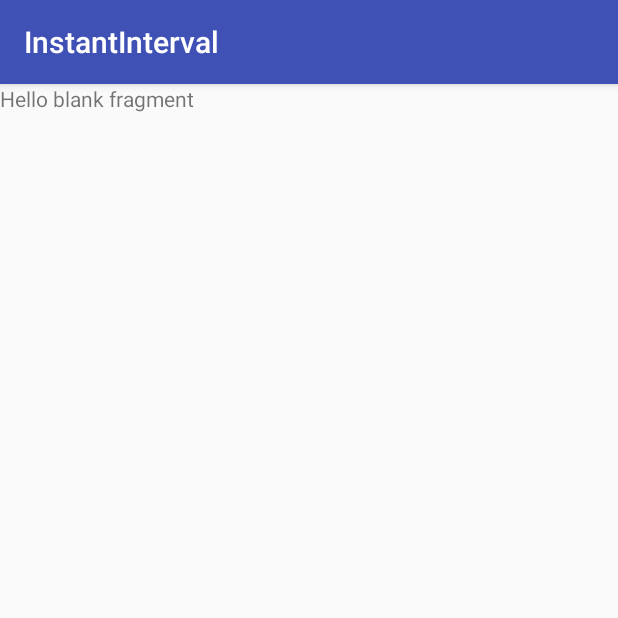
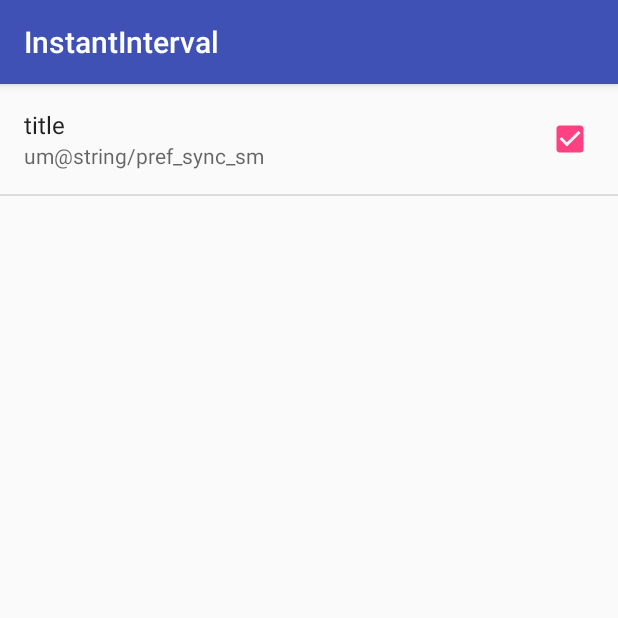
Before and after one commit to phhenning/InstantInterval, an Android app: the screen it shows after launch (SettingsActivity), in the options menu, after a tap on "Settings", on a phone screen of 412 x 824 dp, the top half of it. Run offline under Robolectric (Android 15) with nearby library versions, the phone set to English and light mode, and no system bars.

Commit message:
pref not crashing anymore

```diff
--- a/app/src/main/java/com/henning/pieter/instantinterval/HomeActivity.java
+++ b/app/src/main/java/com/henning/pieter/instantinterval/HomeActivity.java
@@ -1,7 +1,6 @@
 package com.henning.pieter.instantinterval;
 
 import android.Manifest;
-import android.app.Activity;
 import android.app.Notification;
 import android.bluetooth.le.BluetoothLeScanner;
 import android.bluetooth.le.ScanCallback;
@@ -17,21 +16,15 @@ import android.support.v4.app.NotificationCompat;
 import android.support.v4.app.NotificationManagerCompat;
 import android.support.v7.app.AppCompatActivity;
 import android.os.Bundle;
-import android.support.v7.widget.RecyclerView;
-import android.support.v7.widget.StaggeredGridLayoutManager;
-import android.support.v7.widget.Toolbar;
-import android.util.Log;
 import android.view.Menu;
 import android.view.MenuItem;
 import android.view.View;
 import android.widget.Button;
-import android.widget.EditText;
 import android.widget.TextView;
 import android.widget.Toast;
 
 import java.nio.ByteBuffer;
 import java.text.SimpleDateFormat;
-import java.util.Arrays;
 import java.util.Calendar;
 import java.util.Random;
 import java.util.UUID;
@@ -81,14 +74,19 @@ public class HomeActivity extends AppCompatActivity {
         super.onCreate(savedInstanceState);
         setContentView(R.layout.activity_home);
 
-        mBluetoothAdapter = BluetoothAdapter.getDefaultAdapter();
-//        verifyBluetooth();
-        mBluetoothLeScanner = mBluetoothAdapter.getBluetoothLeScanner();
-        setScanFilter();
-        setScanSettings();
+        // Display the fragment as the main content.
+        getFragmentManager().beginTransaction()
+                .replace(android.R.id.content, new SettingsFragment ())
+                .commit();
 
-//        mBluetoothLeScanner.startScan(Arrays.asList(mScanFilter), mScanSettings, mScanCallback);
-        mBluetoothLeScanner.startScan( mScanCallback);
+//        mBluetoothAdapter = BluetoothAdapter.getDefaultAdapter();
+////        verifyBluetooth();
+//        mBluetoothLeScanner = mBluetoothAdapter.getBluetoothLeScanner();
+//        setScanFilter();
+//        setScanSettings();
+//
+////        mBluetoothLeScanner.startScan(Arrays.asList(mScanFilter), mScanSettings, mScanCallback);
+//        mBluetoothLeScanner.startScan( mScanCallback);
 
         final Button button = (Button)findViewById(R.id.buttonId);
         button.setOnClickListener(new View.OnClickListener() {
--- a/app/src/main/java/com/henning/pieter/instantinterval/SettingsActivity.java
+++ b/app/src/main/java/com/henning/pieter/instantinterval/SettingsActivity.java
@@ -8,8 +8,9 @@ public class SettingsActivity extends AppCompatActivity {
     @Override
     protected void onCreate(Bundle savedInstanceState) {
         super.onCreate(savedInstanceState);
-
-        getSupportFragmentManager().beginTransaction().replace(android.R.id.content, new SettingsFragment()).commit();
+        // Display the fragment as the main content.
+        getFragmentManager().beginTransaction().replace(android.R.id.content, new SettingsFragment()).commit();
     }
 
+
 }
--- a/app/src/main/java/com/henning/pieter/instantinterval/SettingsFragment.java
+++ b/app/src/main/java/com/henning/pieter/instantinterval/SettingsFragment.java
@@ -2,31 +2,33 @@ package com.henning.pieter.instantinterval;
 
 
 import android.os.Bundle;
-import android.support.v4.app.Fragment;
-import android.support.v7.preference.PreferenceFragmentCompat;
-import android.view.LayoutInflater;
-import android.view.View;
-import android.view.ViewGroup;
-import android.widget.TextView;
+
 
 /**
  * A simple {@link Fragment} subclass.
  */
-public class SettingsFragment extends PreferenceFragmentCompat {
-
+public class SettingsFragment extends android.preference.PreferenceFragment {
 
     @Override
-    public void onCreatePreferences(Bundle savedInstanceState, String rootKey) {
+    public void onCreate(Bundle savedInstanceState) {
+        super.onCreate(savedInstanceState);
 
-        setPreferencesFromResource(R.xml.settings, rootKey);
+        // Load the preferences from an XML resource
+        addPreferencesFromResource(R.xml.settings);
     }
 
-    @Override
-    public View onCreateView(LayoutInflater inflater, ViewGroup container,
-                             Bundle savedInstanceState) {
-        TextView textView = new TextView(getActivity());
-        textView.setText(R.string.hello_blank_fragment);
-        return textView;
-    }
+//    @Override
+//    public void onCreatePreferences(Bundle savedInstanceState, String rootKey) {
+//
+//        setPreferencesFromResource(R.xml.settings, rootKey);
+//    }
+//
+//    @Override
+//    public View onCreateView(LayoutInflater inflater, ViewGroup container,
+//                             Bundle savedInstanceState) {
+//        TextView textView = new TextView(getActivity());
+//        textView.setText(R.string.hello_blank_fragment);
+//        return textView;
+//    }
 
 }
--- a/app/src/main/res/xml/settings.xml
+++ b/app/src/main/res/xml/settings.xml
@@ -1,7 +1,14 @@
 <?xml version="1.0" encoding="utf-8"?>
 <PreferenceScreen xmlns:android="http://schemas.android.com/apk/res/android">
 
-    <android.support.v7.preference.SwitchPreferenceCompat
+        <CheckBoxPreference
+            android:key="pref_sync"
+            android:title="title"
+            android:summary="um@string/pref_sync_sm"
+            android:defaultValue="true" />
+
+
+        <!--android.support.v7.preference.SwitchPreferenceCompat
         android:defaultValue="true"
         android:key="podsOnly"
         android:persistent="true"
@@ -18,5 +25,5 @@
     <android.support.v7.preference.SwitchPreferenceCompat
         android:defaultValue="false"
         android:key="switch_preference_1"
-        android:title= "TBD" />
+        android:title= "TBD" /-->
 </PreferenceScreen>
```
